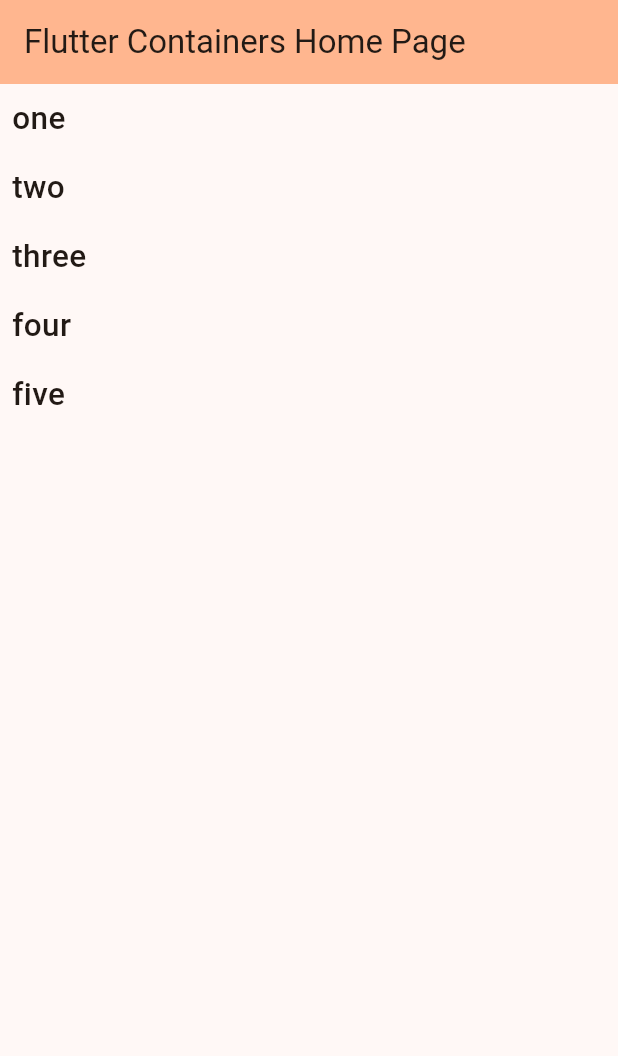
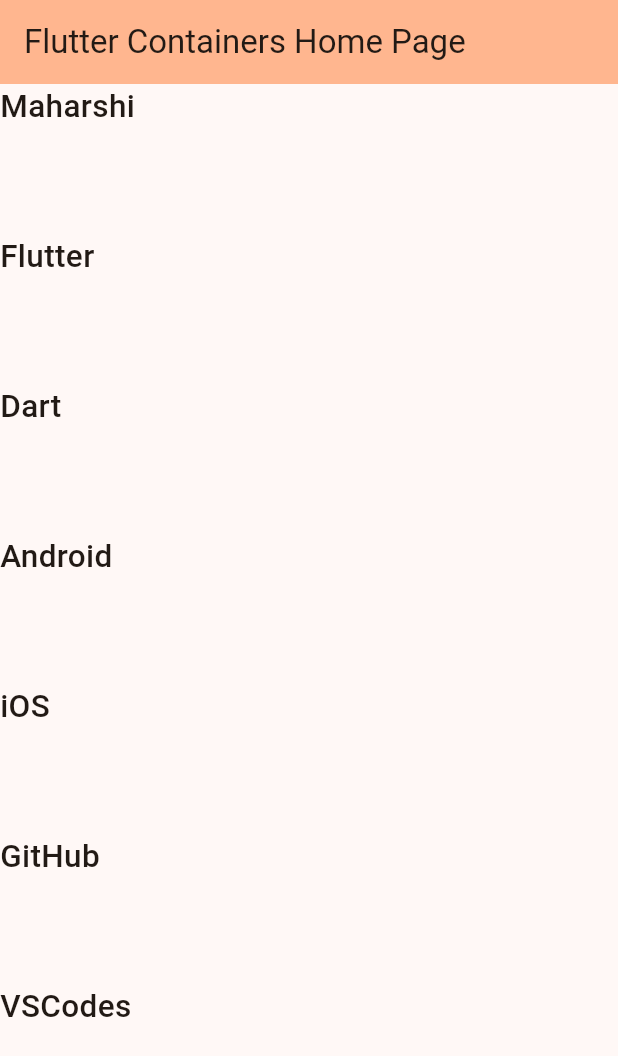
Before and after one commit to maharshi-sinha/Learn_Flutter, a Flutter app: the screen it shows after launch, on a phone screen of 412 x 824 dp. Shown: the top 1056 px of the screen. Run offline on Flutter 3.47's test engine with Material 2 defaults, Android fonts, the phone set to English and light mode, and no system bars.

Commit message:
listview builder

```diff
--- a/lib/main.dart
+++ b/lib/main.dart
@@ -45,50 +45,38 @@ class _MyHomePageState extends State<MyHomePage> {
 
   @override
   Widget build(BuildContext context) {
+    var arrNames = [
+      //taking dynamics data from here i.e. using var we're taking data from arrNames
+      "Maharshi",
+      "Flutter",
+      "Dart",
+      "Android",
+      "iOS",
+      "GitHub",
+      "VSCodes"
+    ];
+
     return Scaffold(
-        appBar: AppBar(
-          backgroundColor: Theme.of(context).colorScheme.inversePrimary,
-          title: Text(widget.title),
-        ),
-        body: ListView(
-          scrollDirection: Axis.vertical,
-          children: [
-            Padding(
-              padding: const EdgeInsets.all(8.0),
-              child: Text(
-                'one',
-                style: TextStyle(fontWeight: FontWeight.w500, fontSize: 21),
-              ),
-            ),
-            Padding(
-              padding: const EdgeInsets.all(8.0),
-              child: Text(
-                'two',
-                style: TextStyle(fontWeight: FontWeight.w500, fontSize: 21),
-              ),
-            ),
-            Padding(
-              padding: const EdgeInsets.all(8.0),
-              child: Text(
-                'three',
-                style: TextStyle(fontWeight: FontWeight.w500, fontSize: 21),
-              ),
-            ),
-            Padding(
-              padding: const EdgeInsets.all(8.0),
-              child: Text(
-                'four',
-                style: TextStyle(fontWeight: FontWeight.w500, fontSize: 21),
-              ),
-            ),
-            Padding(
-              padding: const EdgeInsets.all(8.0),
-              child: Text(
-                'five',
-                style: TextStyle(fontWeight: FontWeight.w500, fontSize: 21),
-              ),
-            )
-          ],
-        ));
+      appBar: AppBar(
+        backgroundColor: Theme.of(context).colorScheme.inversePrimary,
+        title: Text(widget.title),
+      ),
+      body: ListView.builder(
+        itemBuilder: (context, index) {
+          return Text(
+            //you can also give paddings here
+            arrNames[index],
+            style: TextStyle(
+                fontSize: 21,
+                fontWeight: FontWeight
+                    .w500), //instead of any text we're printing arrnames[index]
+          );
+        },
+        itemCount: arrNames.length,
+        //this is the length of the array (.length) for whole length of the array
+        itemExtent: 100, //this is the size of the list
+        scrollDirection: Axis.vertical, //this is the direction of the list
+      ),
+    );
   }
 }
```
